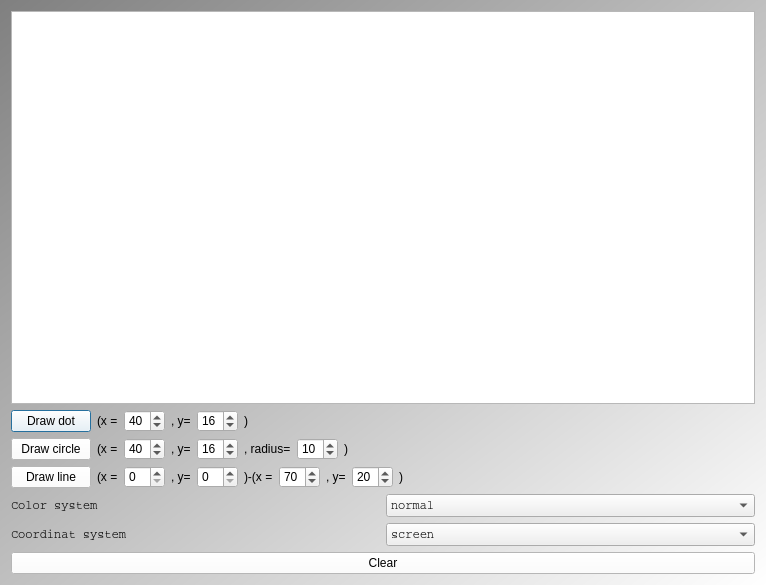
The window that Tools/ToolTestDrawCanvas/qttestdrawcanvasmaindialog.ui (richelbilderbeek/ProjectRichelBilderbeek) describes before a commit, drawn with Qt 5.
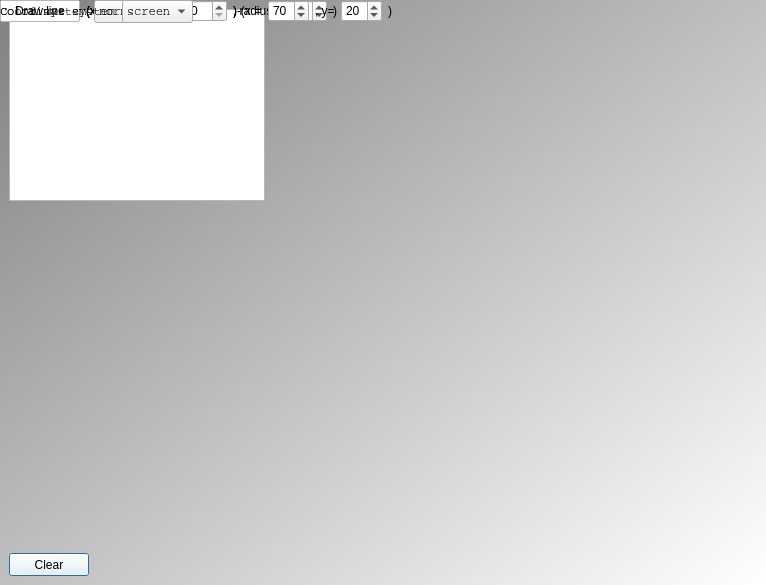
The same window after the commit.

Patch:
```diff
--- a/Tools/ToolTestDrawCanvas/qttestdrawcanvasmaindialog.ui
+++ b/Tools/ToolTestDrawCanvas/qttestdrawcanvasmaindialog.ui
@@ -17,9 +17,15 @@
 QPushButton { background-color: rgb(255, 255, 255);  }
 QPushButton { color: rgb(0,0,0); }</string>
   </property>
-  <layout class="QVBoxLayout" name="verticalLayout">
-   <item>
     <widget class="QPlainTextEdit" name="text">
+   <property name="geometry">
+    <rect>
+     <x>9</x>
+     <y>9</y>
+     <width>256</width>
+     <height>192</height>
+    </rect>
+   </property>
      <property name="font">
       <font>
        <family>Courier</family>
@@ -30,8 +36,30 @@
       <bool>true</bool>
      </property>
     </widget>
-   </item>
-   <item>
+  <widget class="QPushButton" name="button_clear">
+   <property name="geometry">
+    <rect>
+     <x>9</x>
+     <y>553</y>
+     <width>80</width>
+     <height>23</height>
+    </rect>
+   </property>
+   <property name="text">
+    <string>Clear</string>
+   </property>
+  </widget>
+  <widget class="QWidget" name="widget_draw" native="true">
+   <property name="geometry">
+    <rect>
+     <x>20</x>
+     <y>250</y>
+     <width>120</width>
+     <height>80</height>
+    </rect>
+   </property>
+  </widget>
+  <widget class="QWidget" name="">
     <layout class="QHBoxLayout" name="layout_dot">
      <item>
       <widget class="QPushButton" name="button_dot">
@@ -89,8 +117,8 @@
       </spacer>
      </item>
     </layout>
-   </item>
-   <item>
+  </widget>
+  <widget class="QWidget" name="">
     <layout class="QHBoxLayout" name="layout_circle">
      <item>
       <widget class="QPushButton" name="button_circle">
@@ -162,8 +190,8 @@
       </spacer>
      </item>
     </layout>
-   </item>
-   <item>
+  </widget>
+  <widget class="QWidget" name="">
     <layout class="QHBoxLayout" name="layout_line">
      <item>
       <widget class="QPushButton" name="button_line">
@@ -241,8 +269,8 @@
       </spacer>
      </item>
     </layout>
-   </item>
-   <item>
+  </widget>
+  <widget class="QWidget" name="">
     <layout class="QHBoxLayout" name="horizontalLayout">
      <item>
       <widget class="QLabel" name="label_color_system">
@@ -276,8 +304,8 @@
       </widget>
      </item>
     </layout>
-   </item>
-   <item>
+  </widget>
+  <widget class="QWidget" name="">
     <layout class="QHBoxLayout" name="horizontalLayout_2">
      <item>
       <widget class="QLabel" name="label_coordinat_system">
@@ -311,15 +339,7 @@
       </widget>
      </item>
     </layout>
-   </item>
-   <item>
-    <widget class="QPushButton" name="button_clear">
-     <property name="text">
-      <string>Clear</string>
-     </property>
-    </widget>
-   </item>
-  </layout>
+  </widget>
  </widget>
  <resources/>
  <connections/>
```
Lines whose indentation alone changed are shown as unchanged.
